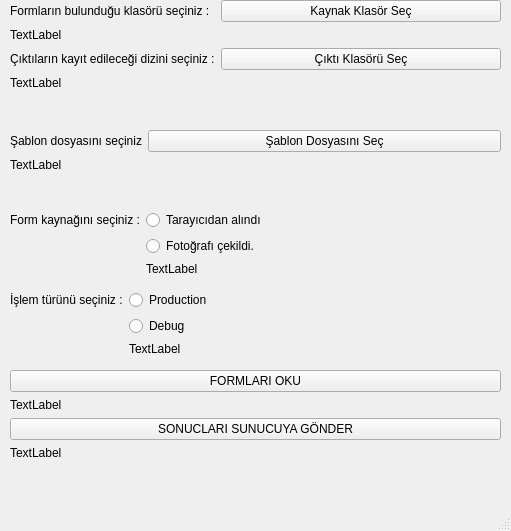
Python-Egitici-Egitimi-OOP-Grup-8/Optik-Form-Okuyucu, file OFOAnaEkran.ui: the form before one commit.
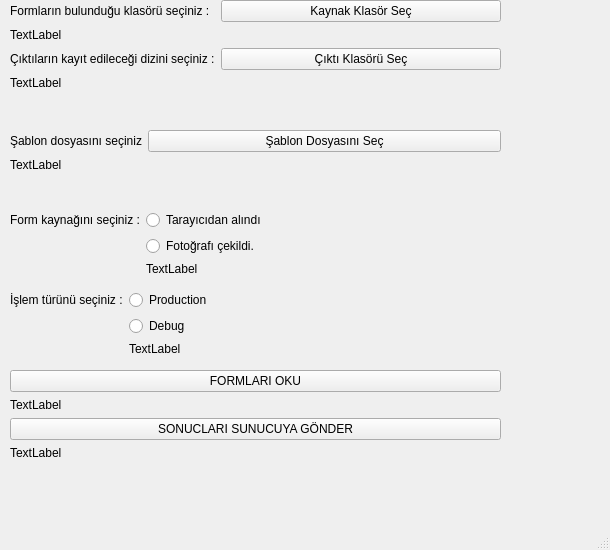
The form after the commit.

Commit message: Ana Ekran Başlık ve Pencere Düzenlemesi

```diff
--- a/OFOAnaEkran.ui
+++ b/OFOAnaEkran.ui
@@ -6,8 +6,8 @@
    <rect>
     <x>0</x>
     <y>0</y>
-    <width>511</width>
-    <height>531</height>
+    <width>610</width>
+    <height>550</height>
    </rect>
   </property>
   <property name="windowTitle">
```
Left out of the diff: 2 changed lines with no effect on the pictures.
